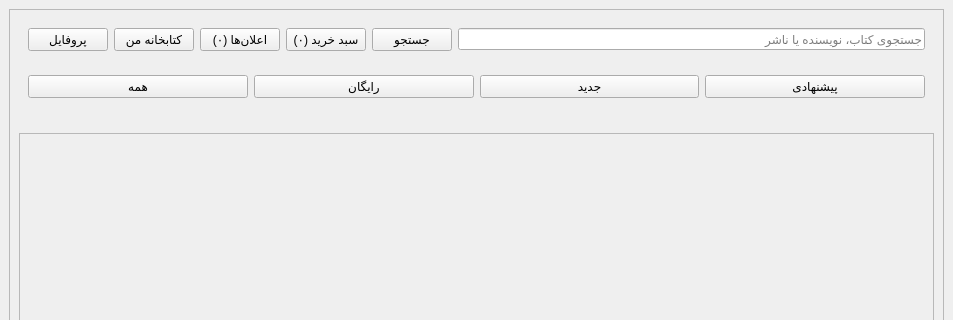
Above: client/homewindow_c.ui from afkhamis1386-afk/bookCLUB_Project before the change; both pictures show x 0 to 953 and y 0 to 320 of the 953 by 770 pixel window. Below: the same form after it.
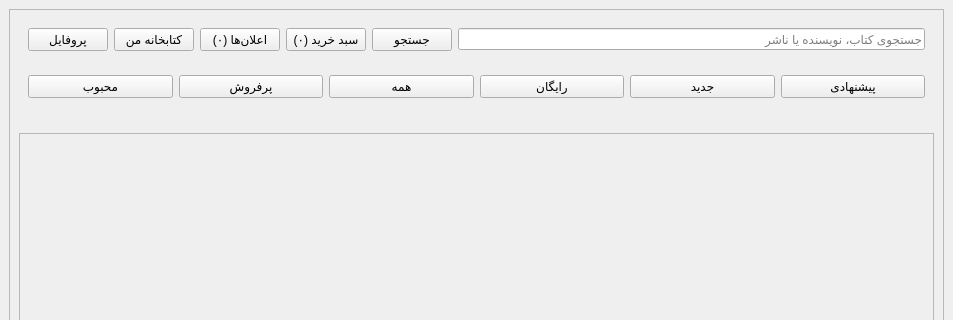
That is the form after the change. Icons and pictures are not drawn.

Commit message: feat: editing adminmainwindow and admincontroller and homewindow and publishermainwindow and bookrepository and bookmanager and adminmanager

Patch:
```diff
--- a/client/homewindow_c.ui
+++ b/client/homewindow_c.ui
@@ -169,6 +169,20 @@
        <item row="1" column="0">
         <widget class="QWidget" name="tabsWidget" native="true">
          <layout class="QHBoxLayout" name="horizontalLayout_2">
+          <item>
+           <widget class="QPushButton" name="popularTabButton">
+            <property name="text">
+             <string>محبوب</string>
+            </property>
+           </widget>
+          </item>
+          <item>
+           <widget class="QPushButton" name="bestSellersTabButton">
+            <property name="text">
+             <string>پرفروش</string>
+            </property>
+           </widget>
+          </item>
           <item>
            <widget class="QPushButton" name="allTabButton">
             <property name="text">
```
The commit also changes 15 other files.
